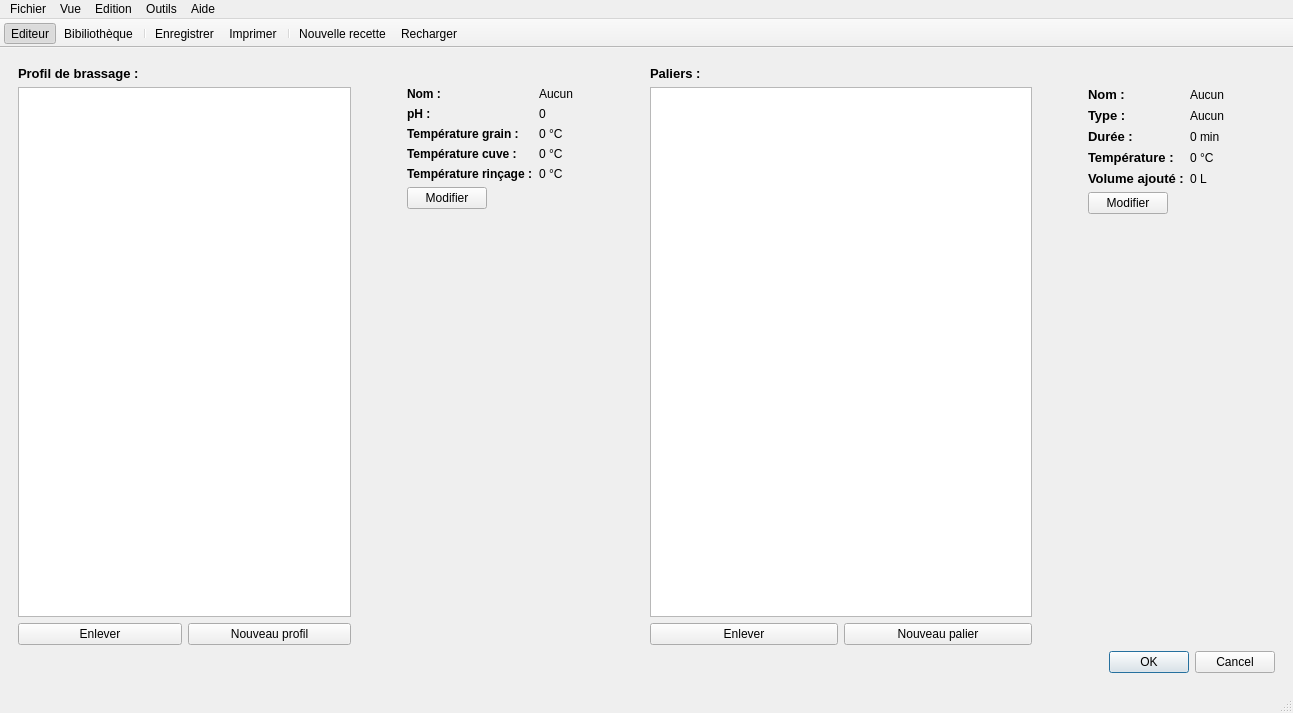
This is reader.ui in 314r/joliebulle as Qt 5 draws it before an edit. The edited form follows.
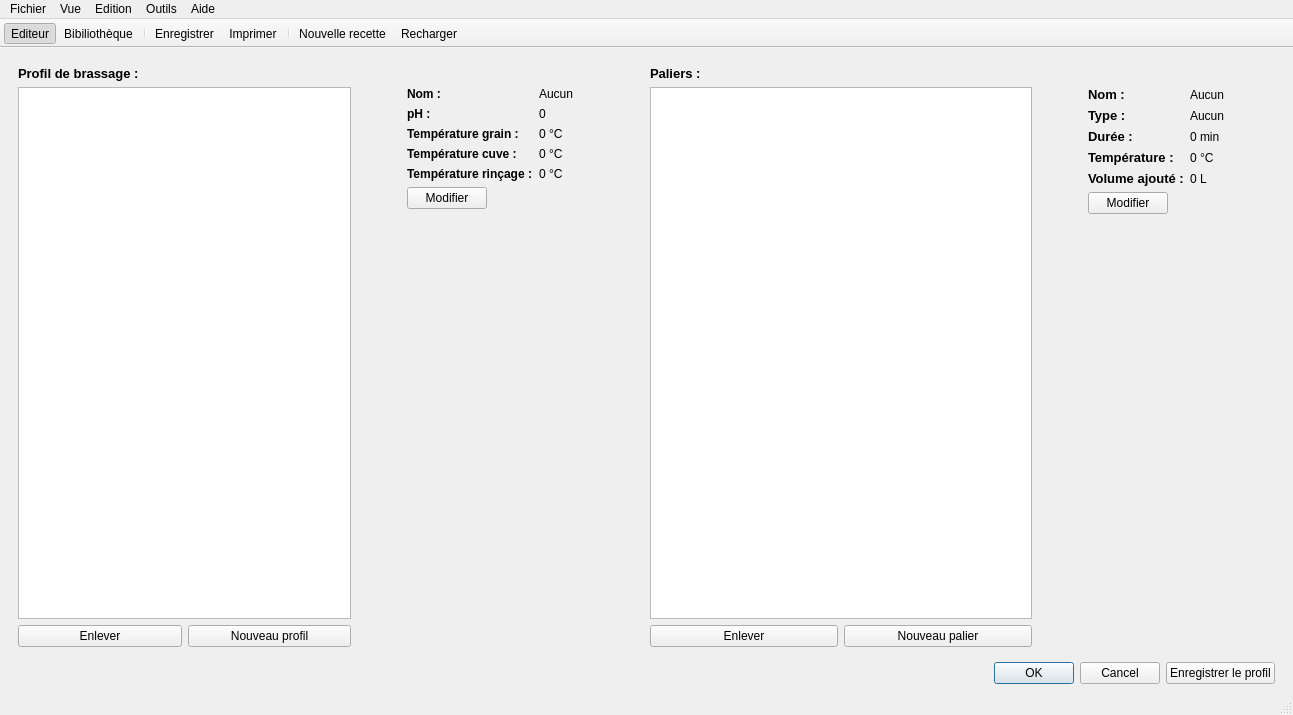
This is the edited form. The open tabs and pages were chosen to show the change. Icons and pictures are not drawn.

Commit message: export profils brassage, reste à gérer l'emplacement

The edit to the form file:
```diff
--- a/reader.ui
+++ b/reader.ui
@@ -7,7 +7,7 @@
     <x>0</x>
     <y>0</y>
     <width>1293</width>
-    <height>713</height>
+    <height>715</height>
    </rect>
   </property>
   <property name="windowTitle">
@@ -864,6 +864,30 @@
       </widget>
       <widget class="QWidget" name="page_4">
        <layout class="QGridLayout" name="gridLayout_8">
+        <property name="bottomMargin">
+         <number>0</number>
+        </property>
+        <item row="1" column="1">
+         <layout class="QHBoxLayout" name="horizontalLayout_15">
+          <property name="topMargin">
+           <number>9</number>
+          </property>
+          <item>
+           <widget class="QDialogButtonBox" name="buttonBoxMashDetails">
+            <property name="standardButtons">
+             <set>QDialogButtonBox::Cancel|QDialogButtonBox::Ok</set>
+            </property>
+           </widget>
+          </item>
+          <item>
+           <widget class="QPushButton" name="pushButtonSaveProfile">
+            <property name="text">
+             <string>Enregistrer le profil</string>
+            </property>
+           </widget>
+          </item>
+         </layout>
+        </item>
         <item row="0" column="0">
          <layout class="QVBoxLayout" name="verticalLayout_10">
           <property name="rightMargin">
@@ -1152,13 +1176,6 @@
           </item>
          </layout>
         </item>
-        <item row="1" column="1">
-         <widget class="QDialogButtonBox" name="buttonBoxMashDetails">
-          <property name="standardButtons">
-           <set>QDialogButtonBox::Cancel|QDialogButtonBox::Ok</set>
-          </property>
-         </widget>
-        </item>
        </layout>
       </widget>
      </widget>
```
The commit also changes 3 other files.
